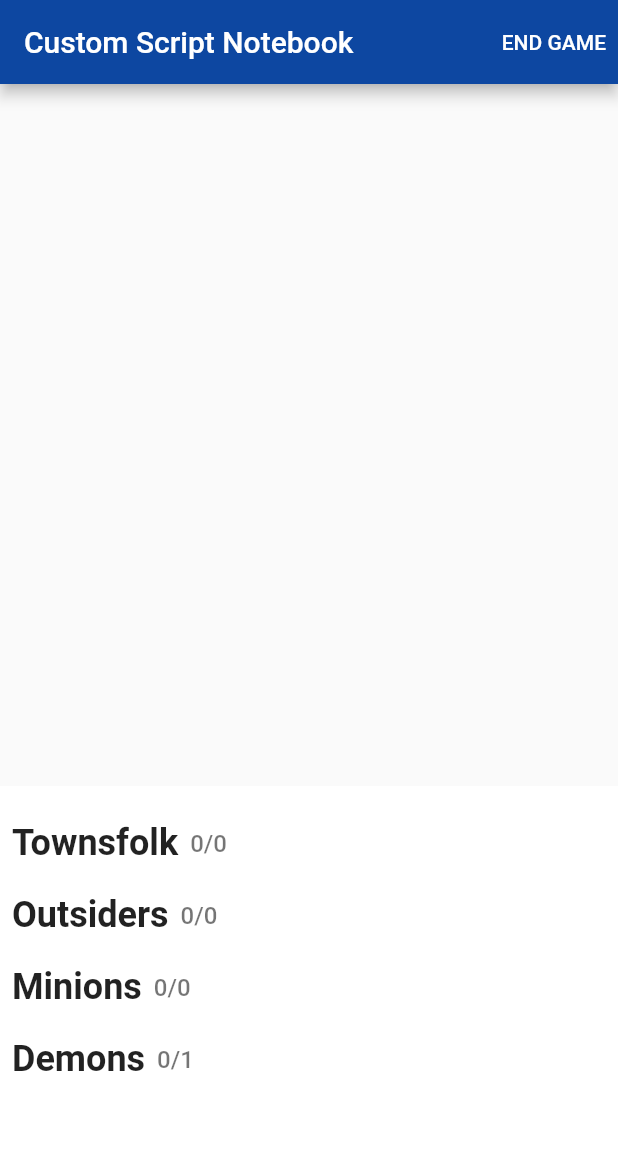
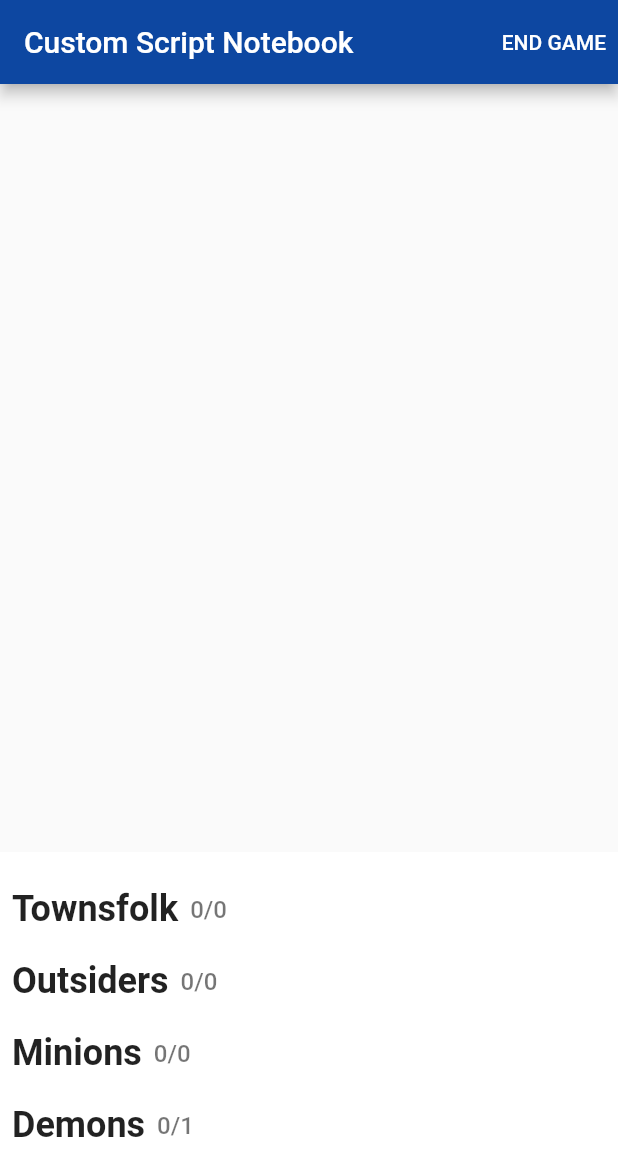
Before and after one commit to tilatrivia/clocktower-notebook, a Flutter app: the NotebookPage screen opened directly with empty values, on a phone screen of 412 x 824 dp. Shown: the top 1176 px of the screen. Run offline on Flutter 3.47's test engine with Material 2 defaults, Android fonts, the phone set to English and light mode, and no system bars; our stand-ins replace shared_preferences; accounts and stored records are empty.

Commit message:
Add responsive notebook layout

```diff
--- a/lib/notebook.dart
+++ b/lib/notebook.dart
@@ -1,5 +1,6 @@
 import 'dart:async';
 import 'dart:convert';
+import 'dart:math';
 
 import 'package:clocktower_notes/players.dart';
 import 'package:clocktower_notes/widgets/characters_list.dart';
@@ -24,9 +25,15 @@ class NotebookPage extends StatefulWidget {
 class _NotebookPageState extends State<NotebookPage> {
   late List<Player> players = [];
 
+  late ScrollController playersScrollController;
+  late ScrollController charactersScrollController;
+
   @override
   void initState() {
     super.initState();
+
+    playersScrollController = ScrollController();
+    charactersScrollController = ScrollController();
 
     Timer.run(() {
       debugPrint(widget.lastPlayers.toString());
@@ -127,22 +134,42 @@ class _NotebookPageState extends State<NotebookPage> {
             ),
           ],
         ),
-        body: Column(
+        body: OrientationBuilder(
+          builder: (context, orientation) {
+            if (orientation == Orientation.portrait) {
+              return _portraitLayout();
+            } else {
+              return _landscapeLayout();
+            }
+          },
+        )
+      ),
+    );
+  }
+
+  Widget _portraitLayout() {
+    return LayoutBuilder(
+      builder: (context, constraints) {
+        final double paneHeight = min(300, constraints.maxHeight / 3);
+        final double contentHeight = constraints.maxHeight - paneHeight;
+
+        return Column(
           children: [
-            Expanded(
-              child: SizedBox(
+            Container(
+                height: contentHeight,
                 width: double.infinity,
+                color: Colors.grey.shade50,
                 child: PlayerList(
                   players: players,
                   addCharacter: _addCharacter,
                   removeCharacter: _removeCharacter,
                   toggleDead: _toggleDead,
+                  scrollController: playersScrollController,
                 )
-              ),
             ),
             Container(
+                height: paneHeight,
                 width: double.infinity,
-                height: 300,
                 color: Colors.white,
                 child: CharactersList(
                   characters: widget.script.tiles,
@@ -152,10 +179,53 @@ class _NotebookPageState extends State<NotebookPage> {
                   getAlignmentCount: _getAlignmentCount,
                   getCategoryCount: _getCategoryCount,
                   getCharacterCount: _getCharacterCount,
-                )),
+                  scrollController: charactersScrollController,
+                )
+            ),
           ],
-        ),
-      ),
+        );
+      },
+    );
+  }
+
+  Widget _landscapeLayout() {
+    return LayoutBuilder(
+      builder: (context, constraints) {
+        final double paneWidth = min(500, constraints.maxWidth / 2);
+        final double contentWidth = constraints.maxWidth - paneWidth;
+
+        return Row(
+          children: [
+            Container(
+                height: double.infinity,
+                width: contentWidth,
+                color: Colors.grey.shade50,
+                child: PlayerList(
+                  players: players,
+                  addCharacter: _addCharacter,
+                  removeCharacter: _removeCharacter,
+                  toggleDead: _toggleDead,
+                  scrollController: playersScrollController,
+                )
+            ),
+            Container(
+                height: double.infinity,
+                width: paneWidth,
+                color: Colors.white,
+                child: CharactersList(
+                  characters: widget.script.tiles,
+                  totalTownsfolk: Script.getBaseTownsfolkCount(players.length),
+                  totalOutsiders: Script.getBaseOutsiderCount(players.length),
+                  totalMinions: Script.getBaseMinionCount(players.length),
+                  getAlignmentCount: _getAlignmentCount,
+                  getCategoryCount: _getCategoryCount,
+                  getCharacterCount: _getCharacterCount,
+                  scrollController: charactersScrollController,
+                )
+            ),
+          ],
+        );
+      },
     );
   }
 
--- a/lib/widgets/characters_list.dart
+++ b/lib/widgets/characters_list.dart
@@ -11,6 +11,7 @@ class CharactersList extends StatelessWidget {
   final Function(Alignment) getAlignmentCount;
   final Function(Category) getCategoryCount;
   final Function(Tile) getCharacterCount;
+  final ScrollController scrollController;
 
   const CharactersList(
       {Key? key,
@@ -20,12 +21,14 @@ class CharactersList extends StatelessWidget {
       required this.totalMinions,
       required this.getAlignmentCount,
       required this.getCategoryCount,
-      required this.getCharacterCount})
+      required this.getCharacterCount,
+      required this.scrollController})
       : super(key: key);
 
   @override
   Widget build(BuildContext context) {
     return SingleChildScrollView(
+      controller: scrollController,
       child: Padding(
         padding: const EdgeInsets.all(8),
         child: Column(
--- a/lib/widgets/player_list.dart
+++ b/lib/widgets/player_list.dart
@@ -9,14 +9,21 @@ class PlayerList extends StatelessWidget {
   final Function(Player, Tile) addCharacter;
   final Function(Player, Tile) removeCharacter;
   final Function(Player) toggleDead;
+  final ScrollController scrollController;
 
   const PlayerList(
-      {Key? key, required this.players, required this.addCharacter, required this.removeCharacter, required this.toggleDead})
+      {Key? key,
+      required this.players,
+      required this.addCharacter,
+      required this.removeCharacter,
+      required this.toggleDead,
+      required this.scrollController})
       : super(key: key);
 
   @override
   Widget build(BuildContext context) {
     return ListView.separated(
+        controller: scrollController,
         itemCount: players.length,
         itemBuilder: (context, index) {
           return PlayerContainer(
@@ -26,8 +33,6 @@ class PlayerList extends StatelessWidget {
             toggleDead: toggleDead,
           );
         },
-        separatorBuilder: (BuildContext context, int index) =>
-            const Divider()
-    );
+        separatorBuilder: (BuildContext context, int index) => const Divider());
   }
 }
```
Also changed, not shown: 1 other file.
